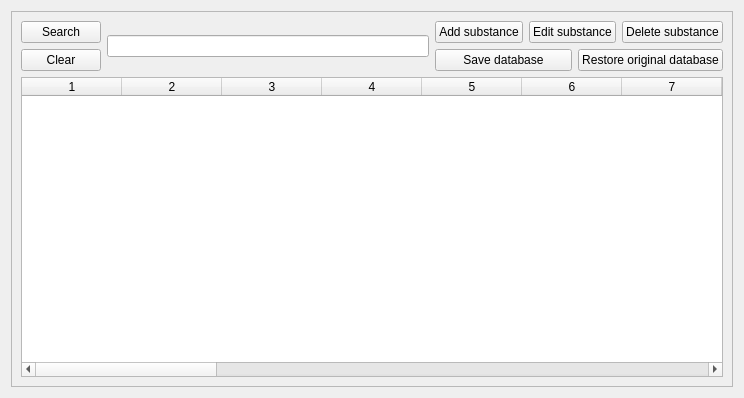
This is designer/db_ui.ui in marcusbfs/Sindri as Qt 5 draws it before an edit. The edited form follows.
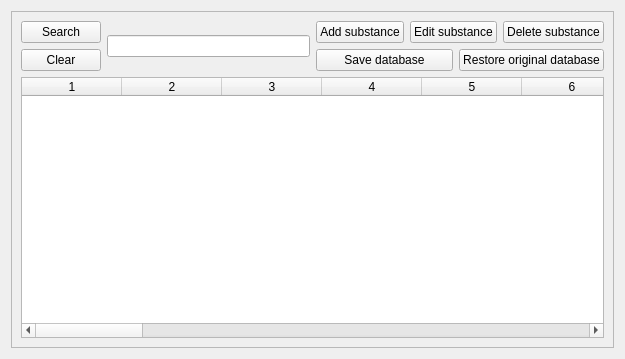
This is the edited form.

```diff
--- a/designer/db_ui.ui
+++ b/designer/db_ui.ui
@@ -12,8 +12,8 @@
    <rect>
     <x>0</x>
     <y>0</y>
-    <width>744</width>
-    <height>398</height>
+    <width>625</width>
+    <height>359</height>
    </rect>
   </property>
   <property name="minimumSize">
@@ -42,8 +42,8 @@
        <rect>
         <x>0</x>
         <y>0</y>
-        <width>724</width>
-        <height>378</height>
+        <width>605</width>
+        <height>339</height>
        </rect>
       </property>
       <layout class="QGridLayout" name="gridLayout_2">
```
Left out of the diff: 34 changed lines with no effect on the pictures.
